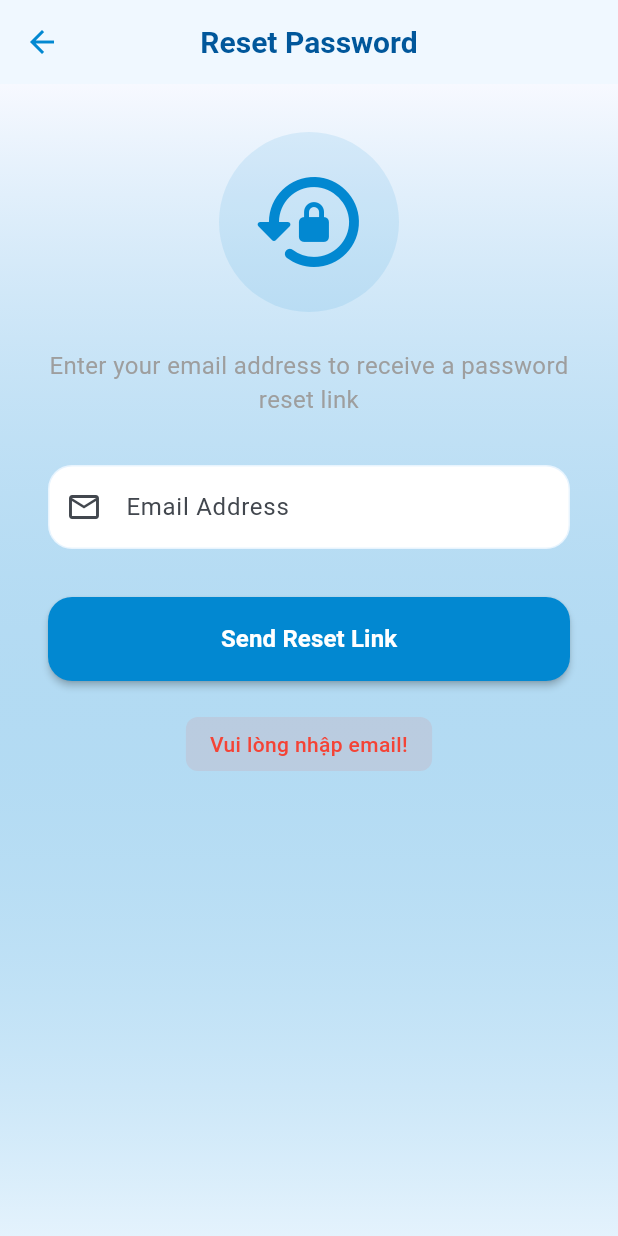
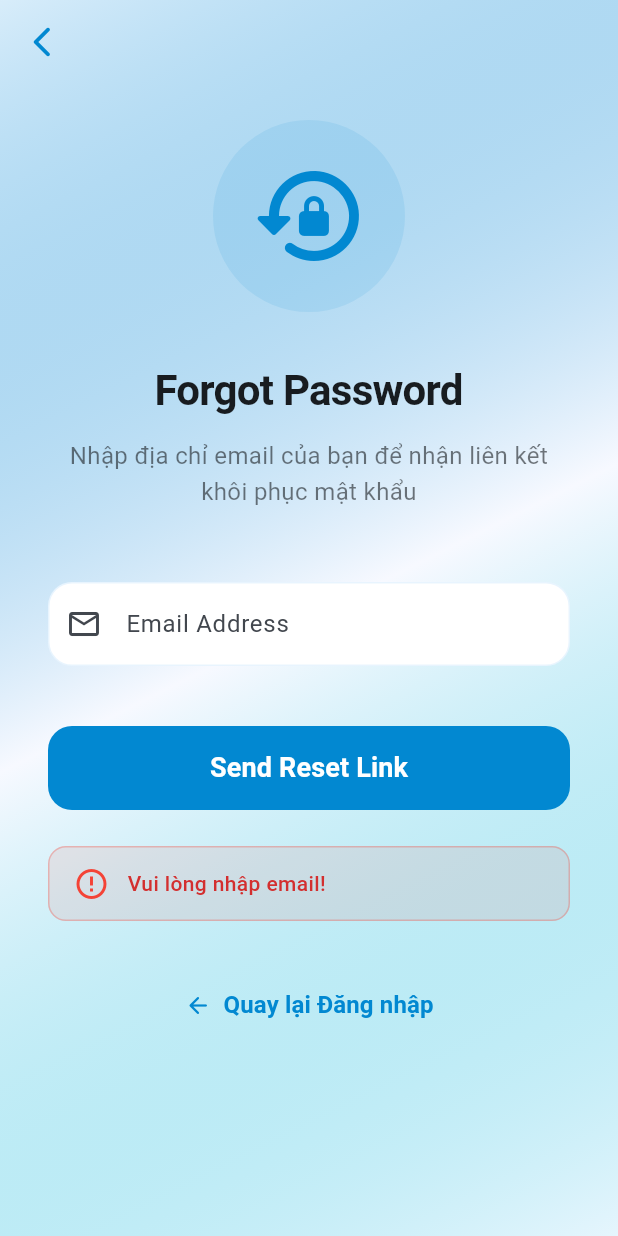
Before and after one commit to kennaky123/Nhac-Alime, a Flutter app: the ForgotPasswordScreen screen opened directly, after a tap on "Send Reset Link", on a phone screen of 412 x 824 dp. Run offline on Flutter 3.47's test engine with Material 3 defaults, Android fonts, the phone set to English and light mode, and no system bars; our stand-ins replace audio_video_progress_bar, cloud_firestore, firebase_auth, firebase_core, image_picker, just_audio and 2 more; accounts and stored records are empty; network calls fail.

Commit message:
thay đổi chức năng đổi mật khẩu

```diff
--- a/lib/ui/user/forgot_password.dart
+++ b/lib/ui/user/forgot_password.dart
@@ -1,3 +1,4 @@
+import 'package:firebase_auth/firebase_auth.dart';
 import 'package:flutter/material.dart';
 import '../../data/firebase_service.dart';
 
@@ -21,19 +22,47 @@ class _ForgotPasswordScreenState extends State<ForgotPasswordScreen> {
       return;
     }
 
-    setState(() => _isLoading = true);
+    setState(() {
+      _isLoading = true;
+      _message = '';
+    });
 
     try {
+      print('Đang gửi yêu cầu reset password cho: $email');
       await FirebaseService.instance.resetPassword(email);
+      print('Yêu cầu đã được gửi đi thành công từ ứng dụng.');
+
+      if (mounted) {
         setState(() {
-        _message = 'Link khôi phục mật khẩu đã được gửi đến $email. Vui lòng kiểm tra hộp thư!';
+          _message = 'Link khôi phục mật khẩu đã được gửi đến $email. Vui lòng kiểm tra hộp thư (bao gồm cả thư rác)!';
           _isLoading = false;
         });
-    } catch (e) {
+      }
+    } on FirebaseAuthException catch (e) {
+      print('Lỗi Firebase Auth: ${e.code} - ${e.message}');
+      String errorMessage = 'Đã xảy ra lỗi: ${e.message}';
+      if (e.code == 'user-not-found') {
+        errorMessage = 'Không tìm thấy tài khoản với email này trong hệ thống.';
+      } else if (e.code == 'invalid-email') {
+        errorMessage = 'Định dạng email không hợp lệ.';
+      } else if (e.code == 'too-many-requests') {
+        errorMessage = 'Quá nhiều yêu cầu. Vui lòng thử lại sau ít phút.';
+      }
+
+      if (mounted) {
         setState(() {
-        _message = 'Lỗi: ${e.toString()}';
+          _message = errorMessage;
           _isLoading = false;
         });
+      }
+    } catch (e) {
+      print('Lỗi không xác định: $e');
+      if (mounted) {
+        setState(() {
+          _message = 'Lỗi hệ thống: ${e.toString()}';
+          _isLoading = false;
+        });
+      }
     }
   }
 
@@ -41,66 +70,118 @@ class _ForgotPasswordScreenState extends State<ForgotPasswordScreen> {
   Widget build(BuildContext context) {
     final colorScheme = Theme.of(context).colorScheme;
     return Scaffold(
-      appBar: AppBar(title: const Text('Reset Password', style: TextStyle(fontWeight: FontWeight.bold))),
+      extendBodyBehindAppBar: true,
+      appBar: AppBar(
+        backgroundColor: Colors.transparent,
+        elevation: 0,
+        leading: IconButton(
+          icon: const Icon(Icons.arrow_back_ios_new_rounded),
+          onPressed: () => Navigator.pop(context),
+        ),
+      ),
       body: Container(
         height: double.infinity,
         decoration: BoxDecoration(
           gradient: LinearGradient(
-            begin: Alignment.topCenter,
-            end: Alignment.bottomCenter,
-            colors: [colorScheme.surface, colorScheme.primary.withOpacity(0.05)],
+            begin: Alignment.topLeft,
+            end: Alignment.bottomRight,
+            colors: [
+              colorScheme.primary.withValues(alpha: 0.1),
+              colorScheme.surface,
+              colorScheme.secondary.withValues(alpha: 0.05),
+            ],
           ),
         ),
+        child: SafeArea(
           child: SingleChildScrollView(
-          padding: const EdgeInsets.all(32.0),
+            padding: const EdgeInsets.symmetric(horizontal: 32.0, vertical: 24.0),
             child: Column(
               children: [
                   Container(
-                  padding: const EdgeInsets.all(20),
-                  decoration: BoxDecoration(color: colorScheme.primary.withOpacity(0.1), shape: BoxShape.circle),
+                    padding: const EdgeInsets.all(24),
+                    decoration: BoxDecoration(
+                      color: colorScheme.primary.withValues(alpha: 0.1),
+                      shape: BoxShape.circle,
+                    ),
                     child: Icon(Icons.lock_reset_rounded, size: 80, color: colorScheme.primary),
                   ),
-                const SizedBox(height: 24),
-                const Text(
-                  'Enter your email address to receive a password reset link',
+                  const SizedBox(height: 32),
+                  Text(
+                    'Forgot Password',
+                    style: TextStyle(
+                      fontSize: 28,
+                      fontWeight: FontWeight.bold,
+                      letterSpacing: -0.5,
+                      color: colorScheme.onSurface,
+                    ),
+                  ),
+                  const SizedBox(height: 12),
+                  Text(
+                    'Nhập địa chỉ email của bạn để nhận liên kết khôi phục mật khẩu',
                     textAlign: TextAlign.center,
-                  style: TextStyle(fontSize: 16, color: Colors.grey),
+                    style: TextStyle(
+                      fontSize: 16,
+                      color: colorScheme.onSurface.withValues(alpha: 0.6),
+                      height: 1.5,
                     ),
-                const SizedBox(height: 32),
+                  ),
+                  const SizedBox(height: 48),
                   TextField(
                     controller: _emailController,
                     decoration: const InputDecoration(
                       labelText: 'Email Address',
+                      hintText: 'example@gmail.com',
                       prefixIcon: Icon(Icons.email_outlined),
                     ),
                     keyboardType: TextInputType.emailAddress,
                   ),
-                const SizedBox(height: 32),
+                  const SizedBox(height: 40),
                   SizedBox(
                     width: double.infinity,
                     height: 56,
                     child: ElevatedButton(
                       onPressed: _isLoading ? null : _sendResetEmail,
-                    style: ElevatedButton.styleFrom(backgroundColor: colorScheme.primary, foregroundColor: colorScheme.onPrimary),
-                    child: _isLoading ? const CircularProgressIndicator(color: Colors.white) : const Text('Send Reset Link', style: TextStyle(fontSize: 16, fontWeight: FontWeight.bold)),
+                      style: ElevatedButton.styleFrom(
+                        backgroundColor: colorScheme.primary,
+                        foregroundColor: colorScheme.onPrimary,
+                        elevation: 0,
+                        shape: RoundedRectangleBorder(borderRadius: BorderRadius.circular(16)),
+                      ),
+                      child: _isLoading
+                        ? const SizedBox(
+                            height: 24,
+                            width: 24,
+                            child: CircularProgressIndicator(color: Colors.white, strokeWidth: 2),
+                          )
+                        : const Text('Send Reset Link', style: TextStyle(fontSize: 18, fontWeight: FontWeight.bold)),
                     ),
                   ),
                 if (_message.isNotEmpty)
                   Padding(
                     padding: const EdgeInsets.only(top: 24),
                     child: Container(
-                    padding: const EdgeInsets.symmetric(horizontal: 16, vertical: 8),
+                      width: double.infinity,
+                      padding: const EdgeInsets.symmetric(horizontal: 16, vertical: 12),
                       decoration: BoxDecoration(
-                      color: _message.contains('đã được gửi') ? Colors.green.withOpacity(0.1) : Colors.red.withOpacity(0.1),
-                      borderRadius: BorderRadius.circular(8),
+                        color: _message.contains('đã được gửi') ? Colors.green.withValues(alpha: 0.1) : Colors.red.withValues(alpha: 0.1),
+                        borderRadius: BorderRadius.circular(12),
+                        border: Border.all(
+                          color: _message.contains('đã được gửi') ? Colors.green.withValues(alpha: 0.3) : Colors.red.withValues(alpha: 0.3),
                         ),
+                      ),
+                      child: Row(
+                        children: [
+                          Icon(
+                            _message.contains('đã được gửi') ? Icons.check_circle_outline : Icons.error_outline,
+                            color: _message.contains('đã được gửi') ? Colors.green : Colors.red,
+                          ),
+                          const SizedBox(width: 12),
+                          Expanded(
                             child: Text(
                               _message,
-                      textAlign: TextAlign.center,
                               style: TextStyle(
-                        color: _message.contains('đã được gửi') ? Colors.green : Colors.red,
+                                color: _message.contains('đã được gửi') ? Colors.green.shade700 : Colors.red.shade700,
                                 fontWeight: FontWeight.w500,
-                      ),
                               ),
                             ),
                           ),
@@ -108,6 +189,30 @@ class _ForgotPasswordScreenState extends State<ForgotPasswordScreen> {
                       ),
                     ),
                   ),
+                const SizedBox(height: 32),
+                TextButton(
+                  onPressed: () => Navigator.pop(context),
+                  child: Row(
+                    mainAxisSize: MainAxisSize.min,
+                    children: [
+                      Icon(Icons.arrow_back_rounded, size: 18, color: colorScheme.primary),
+                      const SizedBox(width: 8),
+                      Text(
+                        'Quay lại Đăng nhập',
+                        style: TextStyle(
+                          color: colorScheme.primary,
+                          fontWeight: FontWeight.bold,
+                          fontSize: 16,
+                        ),
+                      ),
+                    ],
+                  ),
+                ),
+              ],
+            ),
+          ),
+        ),
+      ),
     );
   }
 }
```
Lines whose indentation alone changed are shown as unchanged.
